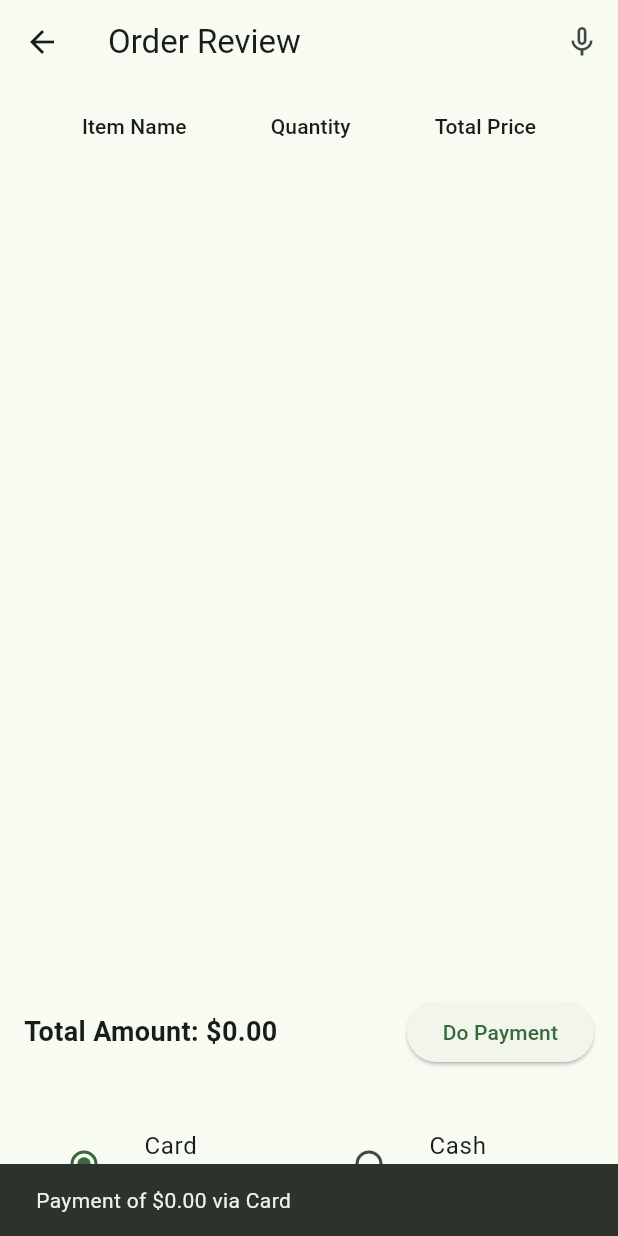
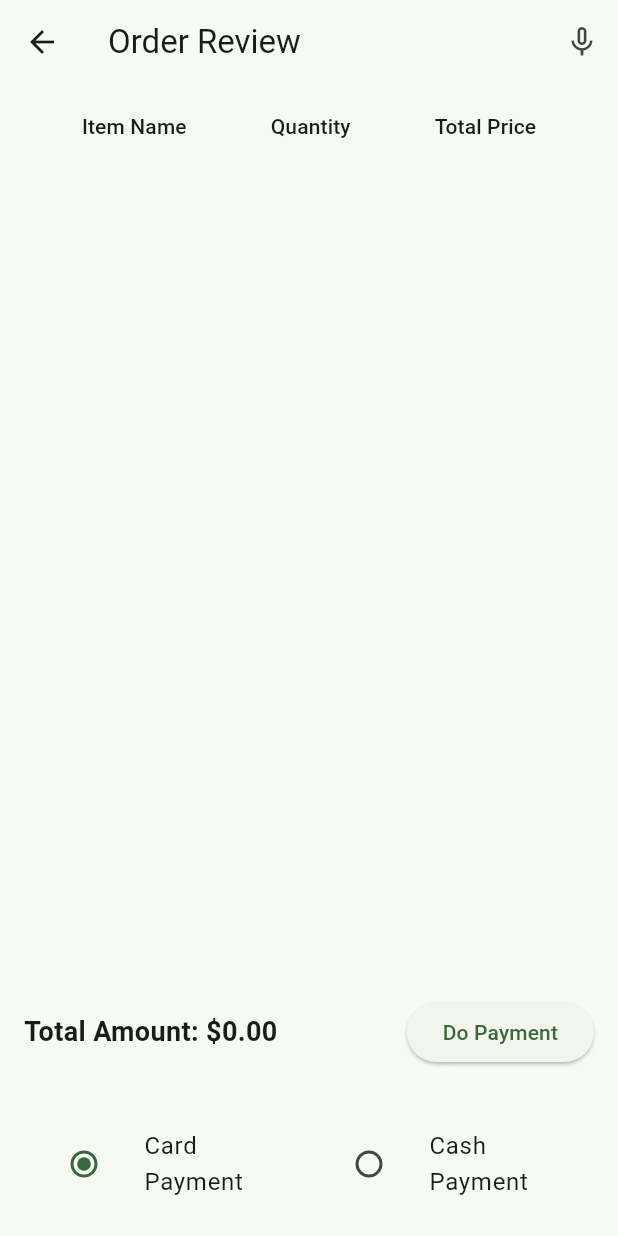
Before and after one commit to OshadiJayananda/shop-i, a Flutter app: the OrderPage screen opened directly, after a tap on "Do Payment", on a phone screen of 412 x 824 dp. Run offline on Flutter 3.47's test engine with Material 3 defaults, Android fonts, the phone set to English and light mode, and no system bars; our stand-ins replace firebase_core, firebase_database, flutter_tts, speech_to_text; accounts and stored records are empty.

```diff
--- a/lib/pages/order_page.dart
+++ b/lib/pages/order_page.dart
@@ -1,3 +1,4 @@
+import 'package:demo_app/pages/card_page.dart';
 import 'package:flutter/material.dart';
 import 'package:firebase_database/firebase_database.dart';
 import 'package:speech_to_text/speech_to_text.dart' as stt;
@@ -146,15 +147,19 @@ void _doPayment() {
   if (paymentMethod == 'Cash') {
     Navigator.push(
       context,
-      MaterialPageRoute(builder: (context) => CashPage(totalAmount: totalAmount)), // Pass the totalAmount here
+      MaterialPageRoute(builder: (context) => CashPage(totalAmount: totalAmount)),
     );
+  } else if (paymentMethod == 'Card') {
+    // Navigator.push(
+    //   context,
+    //   MaterialPageRoute(builder: (context) => CardPage(totalAmount: totalAmount)),
+    // );
   } else {
     ScaffoldMessenger.of(context).showSnackBar(SnackBar(
-      content: Text('Payment of \$${totalAmount.toStringAsFixed(2)} via $paymentMethod'),
+      content: Text('Please select a payment method.'),
     ));
   }
 }
-
 
   @override
   Widget build(BuildContext context) {
```
Also changed, not shown: lib/pages/card_page.dart (added, +143 -0 lines), lib/pages/shopping_page.dart (+30 -14 lines).
